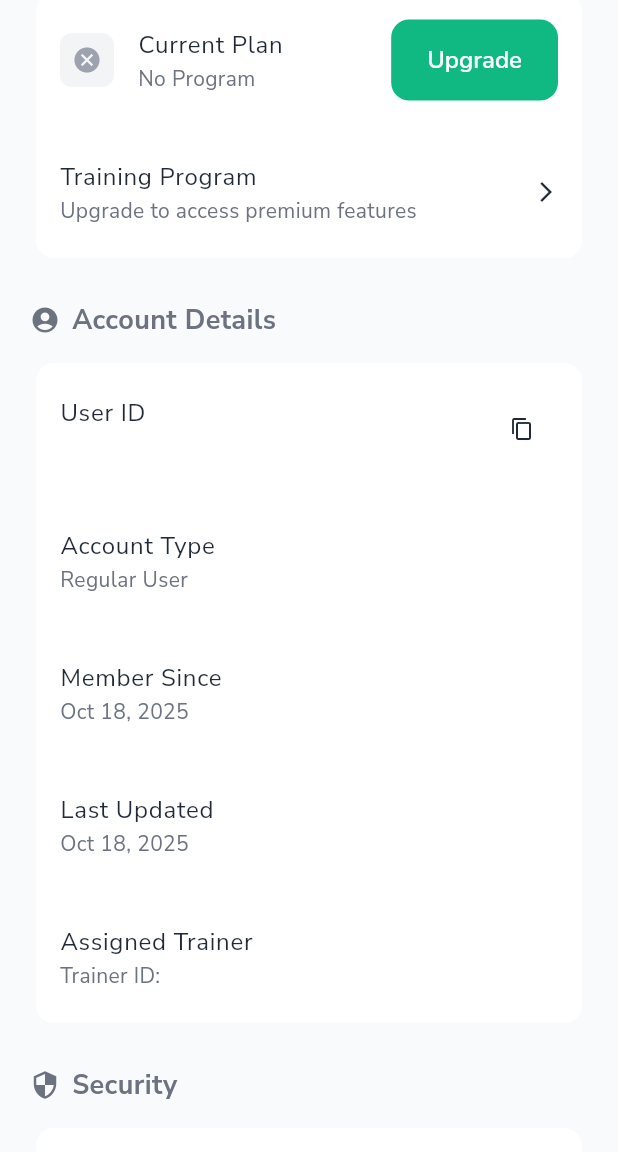
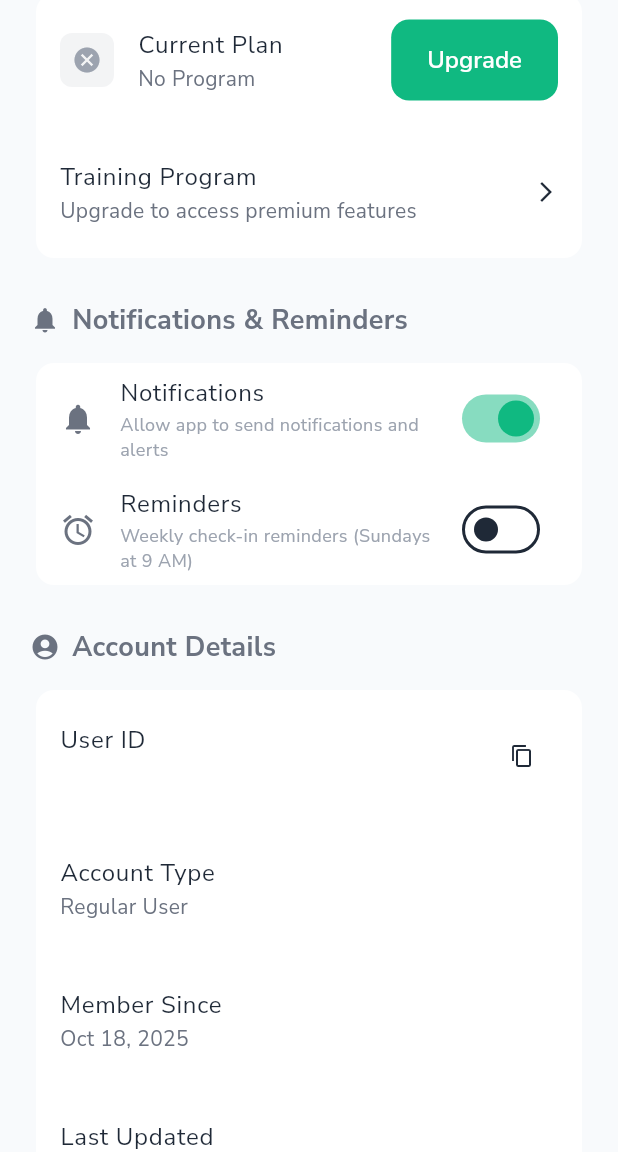
Before and after one commit to mahmoudal99/moctarnutrition, a Flutter app: the AccountSettingsScreen screen opened by its route, scrolled down 576 dp, on a phone screen of 412 x 824 dp, the part 84-1236 px from its top. Run offline on Flutter 3.47's test engine with Material 3 defaults, Android fonts, the phone set to English and light mode, and no system bars; our stand-ins replace auth_buttons, cached_network_image, cloud_firestore, confetti, firebase_auth, firebase_core and 17 more; missing offline and left inert: flutter_floating_bottom_bar, flutter_stripe, mobile_scanner, openfoodfacts; accounts and stored records are empty; project files that could hold a hidden picture were left out.

Commit message:
Hide user settings for admin

```diff
--- a/lib/features/profile/presentation/screens/account_settings_screen.dart
+++ b/lib/features/profile/presentation/screens/account_settings_screen.dart
@@ -11,6 +11,8 @@ import '../../../../shared/providers/profile_photo_provider.dart';
 import '../../../../shared/models/user_model.dart';
 import '../../../../shared/utils/avatar_utils.dart';
 import '../../../../shared/services/auth_service.dart';
+import '../widgets/notifications_toggle.dart';
+import '../widgets/reminders_toggle.dart';
 
 class AccountSettingsScreen extends StatefulWidget {
   const AccountSettingsScreen({super.key});
@@ -58,6 +60,7 @@ class _AccountSettingsScreenState extends State<AccountSettingsScreen> {
             );
           }
 
+
           return ListView(
             padding: const EdgeInsets.all(20),
             children: [
@@ -68,6 +71,11 @@ class _AccountSettingsScreenState extends State<AccountSettingsScreen> {
               const SizedBox(height: 24),
               _SubscriptionSection(user: user),
               const SizedBox(height: 24),
+              // Only show notification and reminder toggles for non-admin users
+              if (user.role != UserRole.admin) ...[
+                _NotificationSection(),
+                const SizedBox(height: 24),
+              ],
               _AccountDetailsSection(user: user, authUser: authUser),
               const SizedBox(height: 24),
               _SecuritySection(authUser: authUser),
@@ -786,6 +794,22 @@ class _DangerZoneSection extends StatelessWidget {
   }
 }
 
+class _NotificationSection extends StatelessWidget {
+  const _NotificationSection();
+
+  @override
+  Widget build(BuildContext context) {
+    return _SettingsSection(
+      title: 'Notifications & Reminders',
+      icon: Icons.notifications,
+      children: [
+        const NotificationsToggle(),
+        const RemindersToggle(),
+      ],
+    );
+  }
+}
+
 class _SettingsSection extends StatelessWidget {
   final String title;
   final IconData icon;
```
Also changed, not shown: lib/features/profile/presentation/screens/profile_screen.dart (+6 -3 lines), lib/features/profile/presentation/utils/profile_data_provider.dart (+11 -3 lines).
